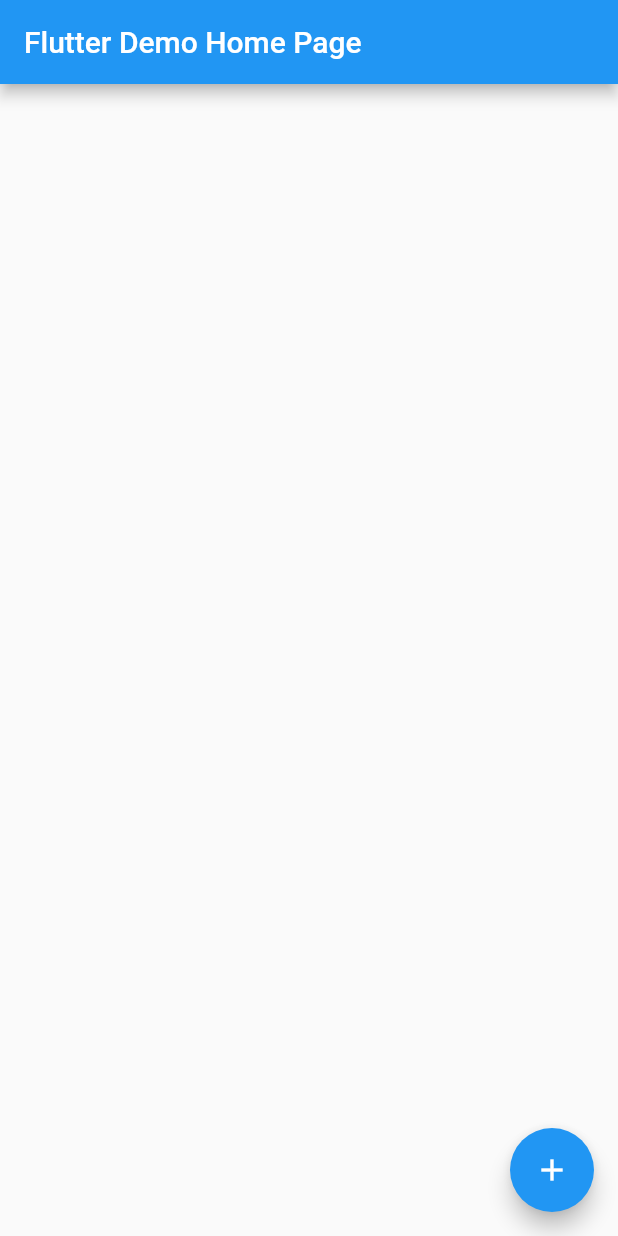
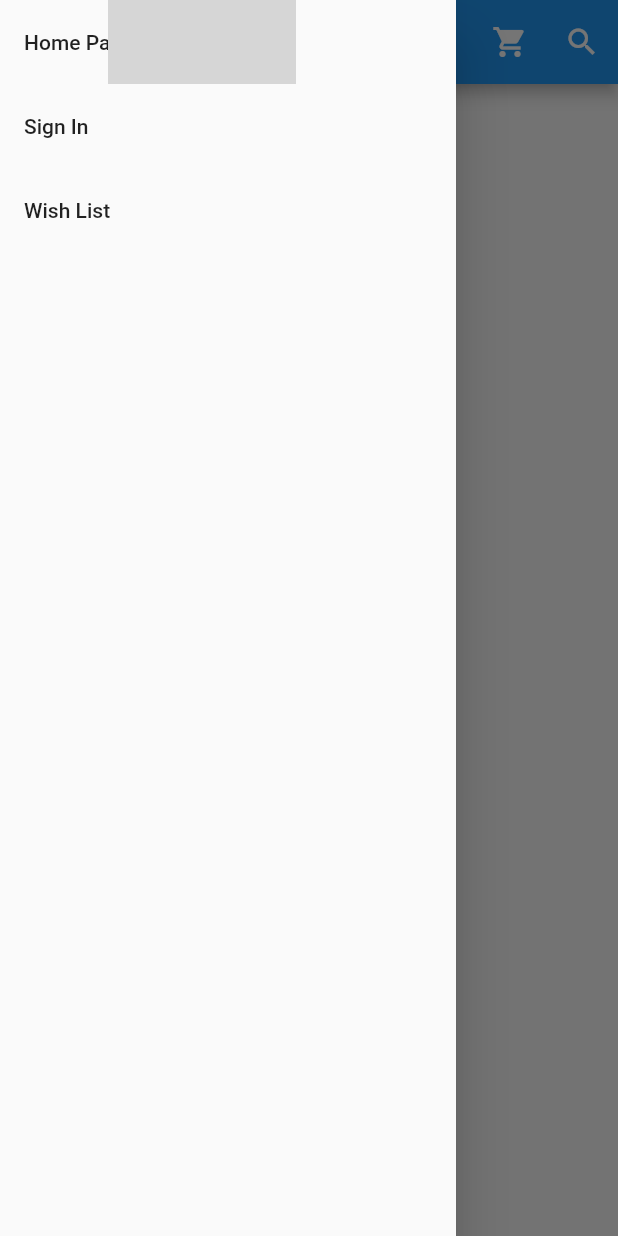
Before and after one commit to CSCI4100U/course-project-institute-of-comedy, a Flutter app: the screen it shows after launch, with the side drawer open (before the commit the screen has no drawer), on a phone screen of 412 x 824 dp. Run offline on Flutter 3.47's test engine with Material 2 defaults, Android fonts, the phone set to English and light mode, and no system bars; network calls fail; grey boxes are pictures that could not be loaded.

Commit message:
partially completed homepage and searchbar ui

```diff
--- /dev/null
+++ b/zamazon/lib/createDrawer.dart
@@ -0,0 +1,31 @@
+import 'package:flutter/material.dart';
+
+/* Drawer will be on every page
+  Drawer contains:
+    homepage button,
+    sign in button,
+    wish list button,
+  */
+Widget createDrawer() {
+  return Drawer(
+    child: ListView(
+      children: [
+        ListTile(
+          title: const Text('Home Page'),
+          // Takes to homepage if not already there
+          onTap: () {},
+        ),
+        ListTile(
+          title: const Text('Sign In'),
+          // Takes to wish list page
+          onTap: () {},
+        ),
+        ListTile(
+          title: const Text('Wish List'),
+          // Takes to wish list page
+          onTap: () {},
+        )
+      ],
+    ),
+  );
+}
--- /dev/null
+++ b/zamazon/lib/homePage.dart
@@ -0,0 +1,57 @@
+import 'package:flutter/material.dart';
+import 'package:zamazon/createDrawer.dart';
+import 'package:zamazon/customSearchDelegate.dart';
+
+class HomePage extends StatefulWidget {
+  const HomePage({super.key, required this.title});
+
+  final String title;
+
+  @override
+  State<HomePage> createState() => _HomePageState();
+}
+
+class _HomePageState extends State<HomePage> {
+  @override
+  Widget build(BuildContext context) {
+    return Scaffold(
+      appBar: AppBar(
+        title: Image.network(
+          'https://i.imgur.com/Ty5m1io.png', //VERY GOOD LOGO
+          width: 125,
+        ),
+        actions: [
+          // Send to shopping cart when tapped
+          IconButton(
+            onPressed: () {},
+            icon: const Icon(Icons.shopping_cart),
+          ),
+
+          // Show search bar when tapped
+          IconButton(
+              onPressed: () async {
+                // when a user taps a result, it will be returned here.
+                var result = await showSearch(
+                    context: context, delegate: CustomSearchDelegate());
+              },
+              icon: const Icon(Icons.search)),
+        ],
+      ),
+      drawer: createDrawer(),
+      body: Column(
+        children: const [
+          //Will select a random item to be featured on sale?
+          //featuredItem()
+
+          //Will build a horizontal listview of n products
+          //buildProductList(10)
+        ],
+      ),
+    );
+  }
+
+  //TODO
+  // Widget createAppbar()
+  // Widget buildProductList()
+  // Widget featuredItem()
+}
--- a/zamazon/lib/main.dart
+++ b/zamazon/lib/main.dart
@@ -1,4 +1,5 @@
 import 'package:flutter/material.dart';
+import 'homePage.dart';
 
 void main() {
   runApp(const MyApp());
@@ -11,41 +12,8 @@ class MyApp extends StatelessWidget {
   Widget build(BuildContext context) {
     return MaterialApp(
       title: 'Flutter Demo',
-      theme: ThemeData(
-        primarySwatch: Colors.blue,
-      ),
-      home: const MyHomePage(title: 'Flutter Demo Home Page'),
+      theme: ThemeData.light(),
+      home: const HomePage(title: 'Zamazon'),
     );
   }
 }
-
-class MyHomePage extends StatefulWidget {
-  const MyHomePage({super.key, required this.title});
-
-  final String title;
-
-  @override
-  State<MyHomePage> createState() => _MyHomePageState();
-}
-
-class _MyHomePageState extends State<MyHomePage> {
-  @override
-  Widget build(BuildContext context) {
-    return Scaffold(
-      appBar: AppBar(
-        title: Text(widget.title),
-      ),
-      body: Center(
-        child: Column(
-          mainAxisAlignment: MainAxisAlignment.center,
-          children: <Widget>[],
-        ),
-      ),
-      floatingActionButton: FloatingActionButton(
-        onPressed: () {},
-        tooltip: 'Increment',
-        child: const Icon(Icons.add),
-      ), // This trailing comma makes auto-formatting nicer for build methods.
-    );
-  }
-}
```
Also changed, not shown: zamazon/lib/customSearchDelegate.dart (added, +100 -0 lines), zamazon/flutter_01.png (added).
